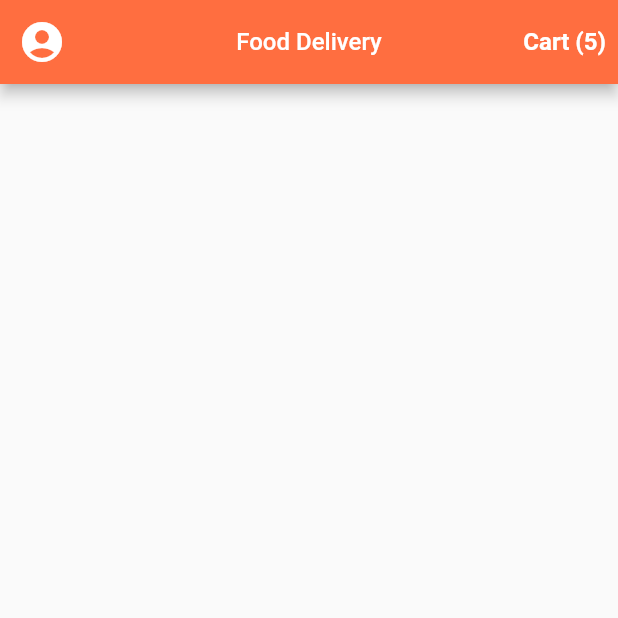
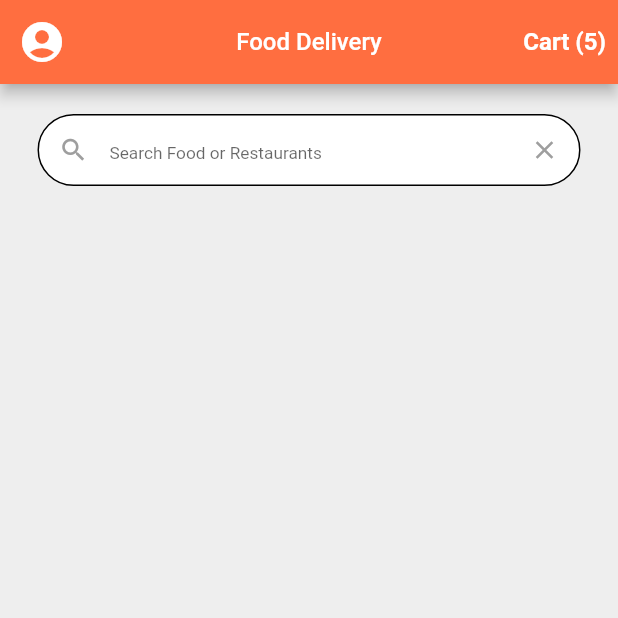
Before and after one commit to Wagner-Coche/food_delivery_app, a Flutter app: the screen it shows after launch, on a phone screen of 412 x 824 dp, the top half of it. Run offline on Flutter 3.47's test engine with Material 2 defaults, Android fonts, the phone set to English and light mode, and no system bars.

Commit message:
create search bar

```diff
--- a/lib/screens/home_screen.dart
+++ b/lib/screens/home_screen.dart
@@ -12,6 +12,7 @@ class _HomeScreenState extends State<HomeScreen> {
   @override
   Widget build(BuildContext context) {
     return Scaffold(
+      backgroundColor: Colors.grey.shade200,
       appBar: AppBar(
         backgroundColor: Colors.deepOrangeAccent,
         leading: IconButton(
@@ -40,6 +41,53 @@ class _HomeScreenState extends State<HomeScreen> {
           )
         ],
       ),
+      body: SingleChildScrollView(
+        reverse: true,
+        child: Column(
+          children: const <Widget>[
+            SizedBox(
+              child: Padding(
+                padding: EdgeInsets.only(
+                  top: 20,
+                  right: 25,
+                  left: 25
+                ),
+                child: TextField(
+                  cursorColor: Colors.deepOrangeAccent,
+                  keyboardType: TextInputType.text,
+                  decoration: InputDecoration(
+                    contentPadding: EdgeInsets.symmetric(vertical: 10),
+                    fillColor: Colors.white,
+                    filled: true,
+                    prefixIcon: Icon(Icons.search, color: Colors.grey, size: 20),
+                    suffixIcon: Icon(Icons.close, color: Colors.grey, size: 20),
+                    hintText: "Search Food or Restaurants",
+                    hintStyle: TextStyle(fontSize: 11.5),
+                    border: OutlineInputBorder(
+                      borderRadius: BorderRadius.all(
+                        Radius.circular(50)
+                      ),
+                    ),
+                    enabledBorder: OutlineInputBorder(
+                      borderRadius: BorderRadius.all(
+                        Radius.circular(50)
+                      ),
+                    ),
+                    focusedBorder: OutlineInputBorder(
+                      borderRadius: BorderRadius.all(
+                        Radius.circular(50)
+                      ),
+                      borderSide: BorderSide(
+                        color: Colors.deepOrangeAccent
+                      )
+                    )
+                  ),
+                ),
+              ),
+            ),
+          ],
+        ),
+      ),
     );
   }
 }
```
